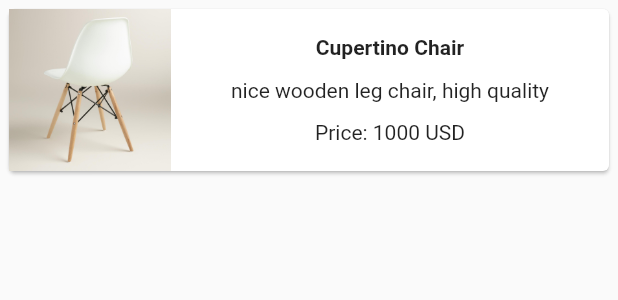
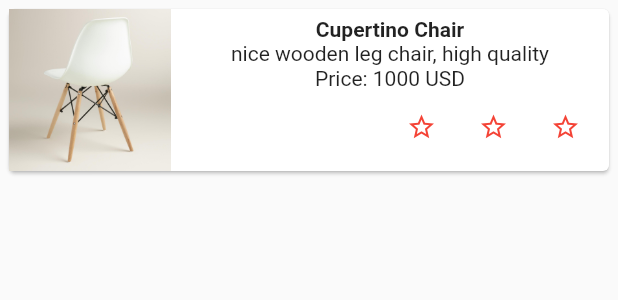
Before and after one commit to zuhdalfan/learn-flutter, a Flutter app: the ProductBox widget shown alone on an empty page, opened directly, on a phone screen of 412 x 824 dp. Shown: the top 300 px of the screen. Run offline on Flutter 3.47's test engine with Material 2 defaults, Android fonts, the phone set to English and light mode, and no system bars.

Commit message:
add rating

```diff
--- a/hello_world/lib/main.dart
+++ b/hello_world/lib/main.dart
@@ -10,7 +10,7 @@
       title: 'Hello World Demo Application',
       theme: ThemeData(
         primarySwatch: Colors.blue,),
-      home: MyHomePage2(title: 'Product List'),
+      home: MyHomePage(title: 'Product List'),
     );
   }
 }
@@ -181,6 +181,7 @@
                       style: TextStyle(fontWeight: FontWeight.bold),),
                     Text(this.description, textAlign: TextAlign.center,),
                     Text("Price: "+this.price.toString()+" USD"),
+                    RatingBox(),
                   ],
                 ),
               ))
@@ -190,3 +191,68 @@
     );
   }
 }
+
+class RatingBox extends StatefulWidget{
+  @override
+  _RatingBoxState createState() => _RatingBoxState();
+}
+
+class _RatingBoxState extends State<RatingBox>{
+  int _rating = 0;
+
+  void _setRatingAsOne(){
+    setState(() {
+      _rating = 1;
+    });
+  }
+  void _setRatingAsTwo(){
+    setState(() {
+      _rating = 2;
+    });
+  }
+  void _setRatingAsThree(){
+    setState(() {
+      _rating = 3;
+    });
+  }
+
+  Widget build(BuildContext context){
+    double _size = 20;
+    print(_rating);
+
+    return Row(
+      mainAxisAlignment: MainAxisAlignment.end,
+      crossAxisAlignment: CrossAxisAlignment.end,
+      mainAxisSize: MainAxisSize.max,
+      children: <Widget>[
+        Container(
+          padding: EdgeInsets.all(0),
+          child: IconButton(
+            icon: (_rating >=1?Icon(Icons.star,size: _size,):Icon(Icons.star_border,size: _size,)),
+            color: Colors.red[500],
+            onPressed: _setRatingAsOne,
+            iconSize: _size,
+          ),
+        ),
+        Container(
+          padding: EdgeInsets.all(0),
+          child: IconButton(
+            icon: (_rating >=2?Icon(Icons.star,size: _size,):Icon(Icons.star_border,size: _size,)),
+            color: Colors.red[500],
+            onPressed: _setRatingAsTwo,
+            iconSize: _size,
+          ),
+        ),
+        Container(
+          padding: EdgeInsets.all(0),
+          child: IconButton(
+            icon: (_rating >=3?Icon(Icons.star,size: _size,):Icon(Icons.star_border,size: _size,)),
+            color: Colors.red[500],
+            onPressed: _setRatingAsThree,
+            iconSize: _size,
+          ),
+        ),
+      ],
+    );
+  }
+}
```
Also changed, not shown: 2 other files.
